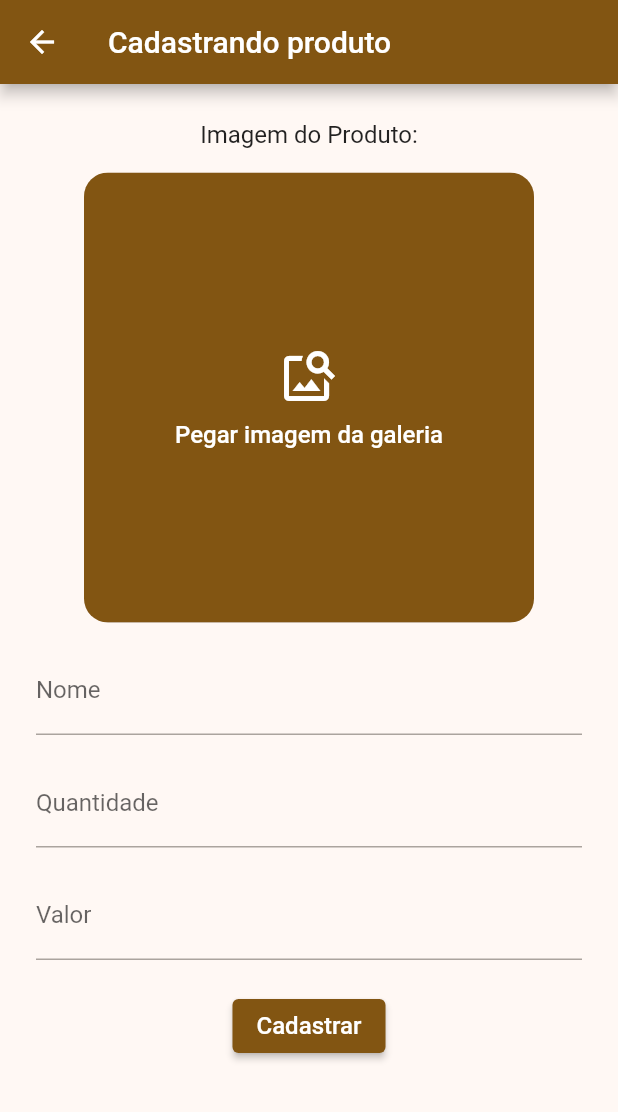
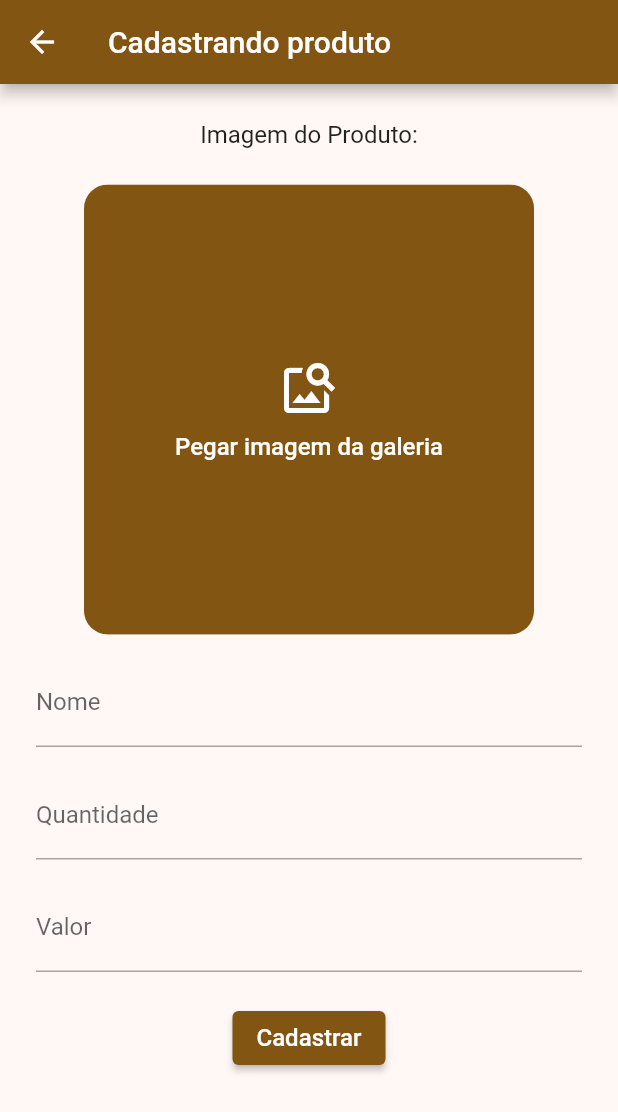
Before and after one commit to CaioLuppo/ProdStorage, a Flutter app: the Formulario screen opened directly, on a phone screen of 412 x 824 dp. Shown: the top 1112 px of the screen. Run offline on Flutter 3.47's test engine with Material 2 defaults, Android fonts, the phone set to English and light mode, and no system bars; our stand-ins replace image_picker, sqflite; accounts and stored records are empty.

Commit message:
Adicionado padding no label da imagem

```diff
--- a/lib/screens/formulario.dart
+++ b/lib/screens/formulario.dart
@@ -51,9 +51,12 @@ class _FormularioState extends State<Formulario>{
 
               Column(
                 children: [
-                  const Text(
-                    "Imagem do Produto:",
-                    style: TextStyle(fontSize: 16),
+                  const Padding(
+                    padding: EdgeInsets.only(bottom: 8.0),
+                    child: Text(
+                      "Imagem do Produto:",
+                      style: TextStyle(fontSize: 16),
+                    ),
                   ),
                   Padding(
                     padding: const EdgeInsets.all(16.0),
```
